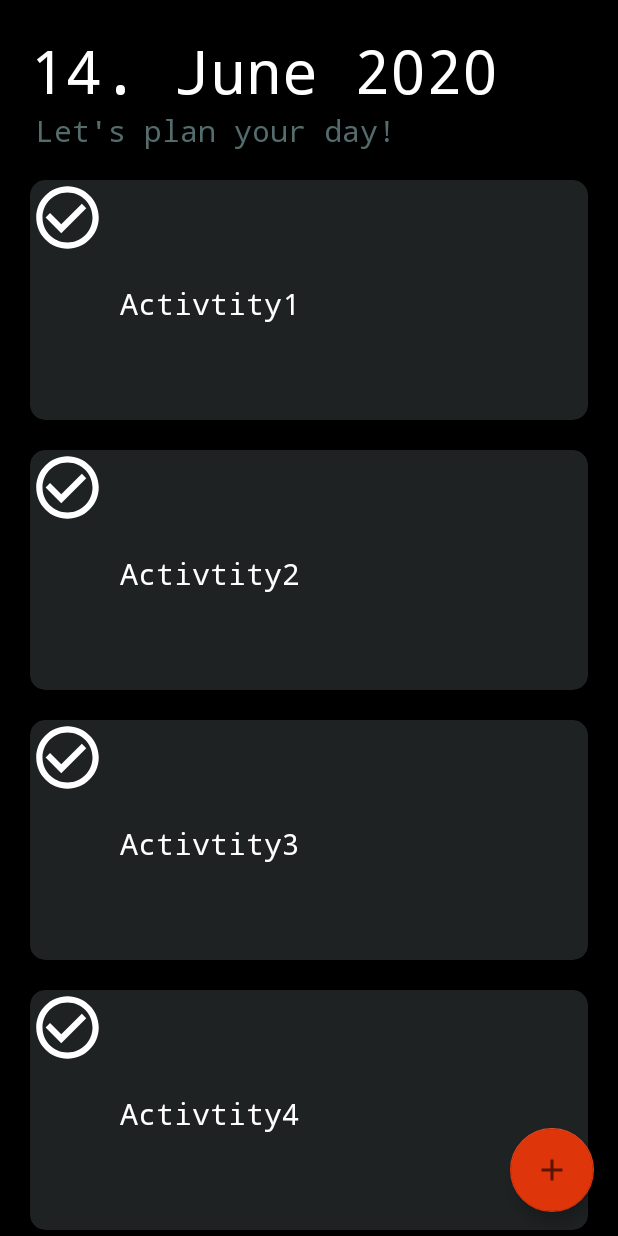
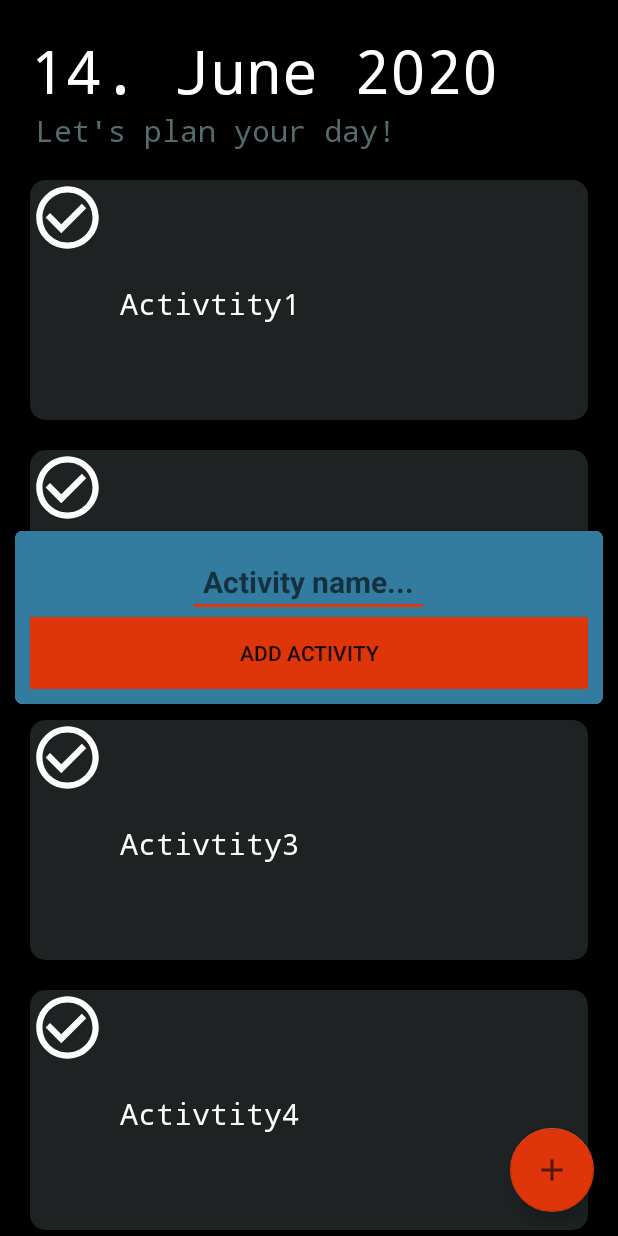
Before and after one commit to VegSja/ToSuccess, an Android app: the screen it shows after launch (MainActivity), after a tap on an icon or button, on a phone screen of 412 x 824 dp. Run offline under Robolectric (Android 15) with nearby library versions, the phone set to English and light mode, and no system bars.

Commit message:
Popup window looks better

```diff
--- a/app/src/main/java/com/example/tosuccess/MainActivity.java
+++ b/app/src/main/java/com/example/tosuccess/MainActivity.java
@@ -24,7 +24,7 @@ import java.util.ArrayList;
 
 public class MainActivity extends AppCompatActivity {
 
-    View popView;
+    PopUpClass popUpClass;
 
     ArrayList<Plan> activities;
 
@@ -58,33 +58,13 @@ public class MainActivity extends AppCompatActivity {
     }
 
     public void createPopUp(View view){
-        System.out.println("Init pop");
-        //Inflate the layout of the popup window
-        LayoutInflater inflater = (LayoutInflater) this.getSystemService(LAYOUT_INFLATER_SERVICE);
-        popView = inflater.inflate(R.layout.input_pop, null);
-
-        //Create the popup window
-        int width = LinearLayout.LayoutParams.WRAP_CONTENT;
-        int height = LinearLayout.LayoutParams.WRAP_CONTENT;
-        boolean focusable = true;
-        final PopupWindow popupWindow = new PopupWindow(popView, width, height, focusable);
-
-        //Show popup window
-        popupWindow.showAtLocation(this.findViewById(R.id.main), Gravity.CENTER, 0, 0);
-
-        // dismiss the popup window when touched
-        popView.setOnTouchListener(new View.OnTouchListener() {
-            @Override
-            public boolean onTouch(View v, MotionEvent event) {
-                popupWindow.dismiss();
-                return true;
-            }
-        });
+        popUpClass = new PopUpClass();
+        popUpClass.showPopupWindow(view);
     }
 
     //Is called when create activty button is pressed
     public void createActivityButton(View view){
-        EditText textInput = (EditText) popView.findViewById(R.id.textInput);
+        EditText textInput = (EditText) popUpClass.getPopupView().findViewById(R.id.textInput);
         createActivity(textInput.getText().toString());
     }
 
@@ -95,6 +75,7 @@ public class MainActivity extends AppCompatActivity {
         activities.add(plan);
         //Notify the adapter that Dataset/Array has changed
         adapter.notifyDataSetChanged();
+        createPopUpMessage("Created Activity: " + activity_name);
 
     }
 
--- /dev/null
+++ b/app/src/main/java/com/example/tosuccess/PopUpClass.java
@@ -0,0 +1,50 @@
+package com.example.tosuccess;
+
+import android.view.Gravity;
+import android.view.LayoutInflater;
+import android.view.MotionEvent;
+import android.view.View;
+import android.widget.EditText;
+import android.widget.LinearLayout;
+import android.widget.PopupWindow;
+
+public class PopUpClass {
+
+    private View popupView;
+    EditText editText;
+    //PopupWindow display method
+
+    public void showPopupWindow(final View view){
+        //Create a View object yourself through inflater
+        LayoutInflater inflater = (LayoutInflater) view.getContext().getSystemService(view.getContext().LAYOUT_INFLATER_SERVICE);
+        popupView = inflater.inflate(R.layout.input_pop, null);
+
+        //Specify the length and width through constants
+        int width = LinearLayout.LayoutParams.MATCH_PARENT;
+        int height = LinearLayout.LayoutParams.MATCH_PARENT;
+
+        //Make inactive items outside of Popupwindow
+        boolean focusable = true;
+
+        //Create a window with our parameters
+        final PopupWindow popupWindow = new PopupWindow(popupView, width, height, focusable);
+
+        //Set the location of the window on the screen
+        popupWindow.showAtLocation(view, Gravity.CENTER, 0, 0);
+
+        //Handler for clicking on the inactive zone of the window
+        popupView.setOnTouchListener(new View.OnTouchListener() {
+            @Override
+            public boolean onTouch(View v, MotionEvent event) {
+
+                //Close the window when clicked
+                popupWindow.dismiss();
+                return true;
+            }
+        });
+    }
+    public View getPopupView(){
+        return popupView;
+    }
+
+}
--- a/app/src/main/res/layout/activity_main.xml
+++ b/app/src/main/res/layout/activity_main.xml
@@ -21,7 +21,6 @@
     <TextView
         android:layout_width="match_parent"
         android:layout_height="wrap_content"
-
         android:layout_marginTop="73dp"
         android:layout_marginHorizontal="24dp"
         android:text="Let's plan your day!"
--- a/app/src/main/res/layout/input_pop.xml
+++ b/app/src/main/res/layout/input_pop.xml
@@ -1,41 +1,45 @@
 <?xml version="1.0" encoding="utf-8"?>
-<androidx.constraintlayout.widget.ConstraintLayout xmlns:android="http://schemas.android.com/apk/res/android"
+<LinearLayout xmlns:android="http://schemas.android.com/apk/res/android"
     xmlns:app="http://schemas.android.com/apk/res-auto"
-    xmlns:tools="http://schemas.android.com/tools"
-    android:id="@+id/input_pop"
-    android:layout_width="350dp"
+    android:layout_width="wrap_content"
     android:layout_height="wrap_content"
-    android:background="@color/popUpBackground">
+    android:paddingLeft="10dp"
+    android:paddingRight="10dp"
+    android:gravity="center">
 
-    <EditText
-        android:id="@+id/textInput"
-        android:layout_width="wrap_content"
+    <androidx.cardview.widget.CardView
+        android:layout_width="match_parent"
         android:layout_height="wrap_content"
-        android:layout_marginStart="16dp"
-        android:layout_marginLeft="16dp"
-        android:layout_marginTop="16dp"
-        android:text="@string/new_activity"
-        android:textColor="@color/PrimaryTextColor"
-        app:layout_constraintStart_toStartOf="parent"
-        app:layout_constraintTop_toTopOf="parent"
-        app:layout_constraintVertical_chainStyle="packed"
-        android:typeface="monospace"/>
+        android:background="@color/popUpBackground"
+        app:cardCornerRadius="5dp">
 
-    <Button
-        android:id="@+id/button2"
-        android:layout_width="wrap_content"
-        android:layout_height="wrap_content"
-        android:layout_marginTop="8dp"
-        android:layout_marginEnd="8dp"
-        android:layout_marginRight="8dp"
-        android:background="@color/buttonBackground"
-        android:onClick="createActivityButton"
-        android:text="Submit activity"
-        android:textColor="@color/textButton"
-        app:layout_constraintBottom_toBottomOf="parent"
-        app:layout_constraintEnd_toEndOf="parent"
-        app:layout_constraintTop_toBottomOf="@+id/textInput"
-        app:layout_constraintVertical_bias="1.0" />
+        <LinearLayout
+            android:padding="10dp"
+            android:layout_width="match_parent"
+            android:layout_height="match_parent"
+            android:background="@color/popUpBackground"
+            android:orientation="vertical">
+
+            <EditText
+                android:id="@+id/textInput"
+                android:layout_gravity="center"
+                android:layout_width="wrap_content"
+                android:layout_height="wrap_content"
+                android:hint="@string/input_hint"
+                android:textSize="20sp"
+                android:textStyle="bold"
+                android:padding="10dp"/>
 
 
-</androidx.constraintlayout.widget.ConstraintLayout>
+            <Button
+                android:id="@+id/messageButton"
+                android:layout_width="match_parent"
+                android:layout_height="wrap_content"
+                android:text="@string/button_add"
+                android:background="@color/colorAccent"
+                android:onClick="createActivityButton"/>
+
+        </LinearLayout>
+
+    </androidx.cardview.widget.CardView>
+</LinearLayout>
--- a/app/src/main/res/values/colors.xml
+++ b/app/src/main/res/values/colors.xml
@@ -10,9 +10,9 @@
     <color name="SecondaryTextColor">#546C6C</color>
 
     <color name="card_background">#1E2222</color>
-    <color name="popUpBackground">#1E2222</color>
+    <color name="popUpBackground">#337CA0</color>
 
-    <color name="greenGood">#519872</color>
+    <color name="greenGood">#157F1F</color>
     <color name="redBad">#f54242</color>
 
     <color name="textButton">#1E2222</color>
--- a/app/src/main/res/values/strings.xml
+++ b/app/src/main/res/values/strings.xml
@@ -2,4 +2,5 @@
     <string name="app_name">ToSuccess</string>
     <string name="button_add">Add Activity</string>
     <string name="new_activity">New Activity</string>
+    <string name="input_hint">Activity name...</string>
 </resources>
```
